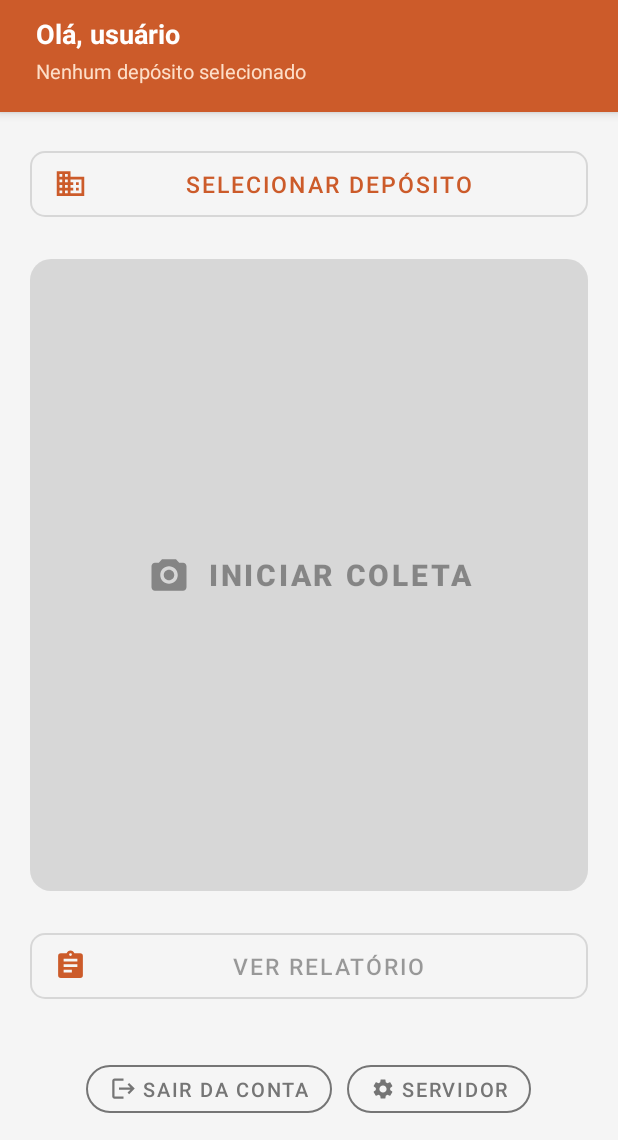
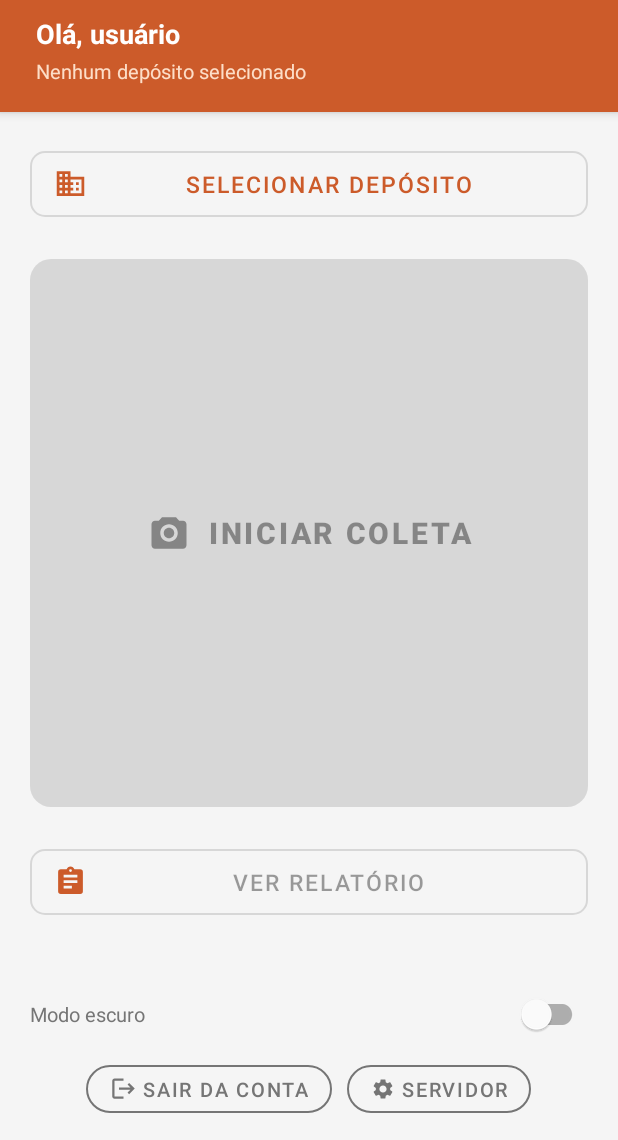
Before and after one commit to deivydgarcez/inventario-app, an Android app: the MainActivity screen opened directly, with no data from a screen before it, on a phone screen of 412 x 824 dp, the part 96-1236 px from its top. Run offline under Robolectric (Android 15) with nearby library versions, the light colour scheme and no system bars.

Commit message:
fix: raio melhorado, modo escuro movido para tela inicial

```diff
--- a/app/src/main/java/br/com/inventario/ui/main/MainActivity.kt
+++ b/app/src/main/java/br/com/inventario/ui/main/MainActivity.kt
@@ -6,6 +6,7 @@ import android.view.View
 import android.widget.EditText
 import android.widget.Toast
 import androidx.appcompat.app.AlertDialog
+import androidx.appcompat.app.AppCompatDelegate
 import androidx.lifecycle.lifecycleScope
 import br.com.inventario.data.api.RetrofitClient
 import br.com.inventario.data.db.InvecDatabase
@@ -40,6 +41,14 @@ class MainActivity : TimeoutActivity() {
         ServerMonitor.startOrKeep(session, lifecycleScope)
 
         atualizarHeader()
+
+        binding.switchModoEscuro.isChecked = session.isDarkMode()
+        binding.switchModoEscuro.setOnCheckedChangeListener { _, checked ->
+            session.saveDarkMode(checked)
+            AppCompatDelegate.setDefaultNightMode(
+                if (checked) AppCompatDelegate.MODE_NIGHT_YES else AppCompatDelegate.MODE_NIGHT_NO
+            )
+        }
 
         binding.btnSelecionarDeposito.setOnClickListener { carregarDepositos() }
         binding.btnBipar.setOnClickListener { abrirScanner() }
--- a/app/src/main/res/drawable/ic_flash_on.xml
+++ b/app/src/main/res/drawable/ic_flash_on.xml
@@ -6,5 +6,5 @@
     android:viewportHeight="24">
     <path
         android:fillColor="#FFFFFF"
-        android:pathData="M7,2L4,13h7l-1,9l10,-12h-7z" />
+        android:pathData="M11.5,1 L3,15 H9.5 L7.5,23 L21,9 H14.5 Z" />
 </vector>
--- a/app/src/main/res/layout/activity_main.xml
+++ b/app/src/main/res/layout/activity_main.xml
@@ -119,6 +119,30 @@
 
     </LinearLayout>
 
+    <!-- Toggle modo escuro -->
+    <LinearLayout
+        android:layout_width="match_parent"
+        android:layout_height="wrap_content"
+        android:orientation="horizontal"
+        android:gravity="center_vertical"
+        android:paddingHorizontal="20dp"
+        android:paddingVertical="4dp">
+
+        <TextView
+            android:layout_width="0dp"
+            android:layout_height="wrap_content"
+            android:layout_weight="1"
+            android:text="Modo escuro"
+            android:textColor="@color/textSecondary"
+            android:textSize="13sp" />
+
+        <com.google.android.material.switchmaterial.SwitchMaterial
+            android:id="@+id/switchModoEscuro"
+            android:layout_width="wrap_content"
+            android:layout_height="wrap_content" />
+
+    </LinearLayout>
+
     <!-- Footer -->
     <LinearLayout
         android:layout_width="match_parent"
--- a/app/src/main/res/menu/menu_scanner.xml
+++ b/app/src/main/res/menu/menu_scanner.xml
@@ -14,9 +14,4 @@
         android:title="Sincronizar agora"
         app:showAsAction="never" />
 
-    <item
-        android:id="@+id/action_modo_escuro"
-        android:title="Modo escuro"
-        app:showAsAction="never" />
-
 </menu>
```
Also changed, not shown: app/src/main/java/br/com/inventario/ui/scanner/ScannerActivity.kt (+0 -14 lines).
